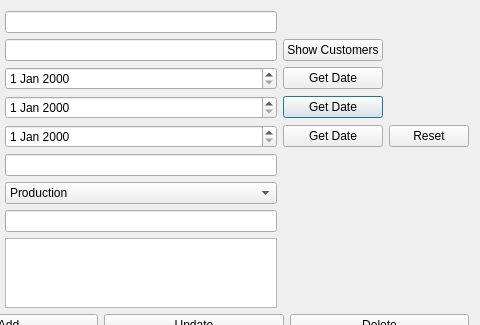
Old version of the form UI_RAW/Orders.ui in the repository GreenBeanio/Kimberly-s-Delicious-Dozen-Tracker; both pictures show x 92 to 572 and y 0 to 325 of the 572 by 615 pixel window.
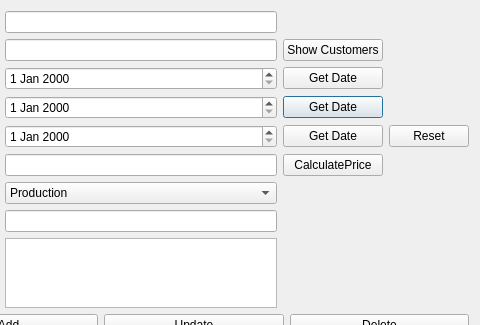
New version of the form.

Commit message: Price Calculations

The edit to the form file:
```diff
--- a/UI_RAW/Orders.ui
+++ b/UI_RAW/Orders.ui
@@ -176,6 +176,13 @@
          <item row="7" column="2">
           <widget class="QLineEdit" name="PaymentText"/>
          </item>
+         <item row="5" column="3">
+          <widget class="QPushButton" name="CalculatePrice">
+           <property name="text">
+            <string>CalculatePrice</string>
+           </property>
+          </widget>
+         </item>
         </layout>
        </item>
       </layout>
```
The commit also changes 6 other files.
